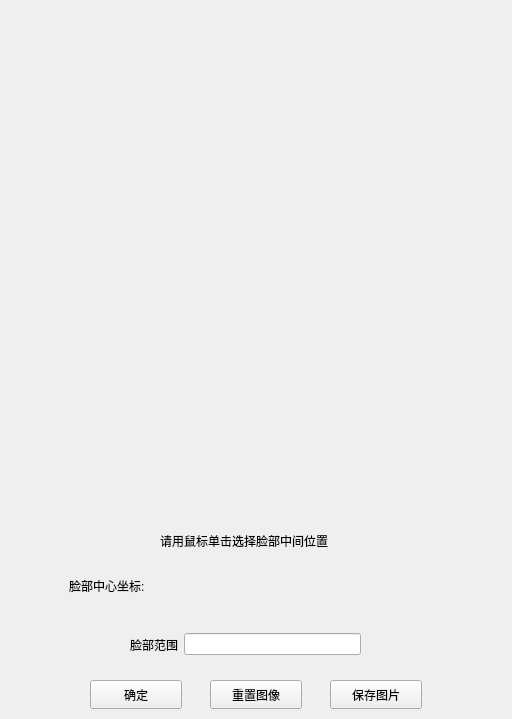
The window that ImageWithUI/face.ui (Obj4ct/ImageWithUI) describes before a commit, drawn with Qt 5.
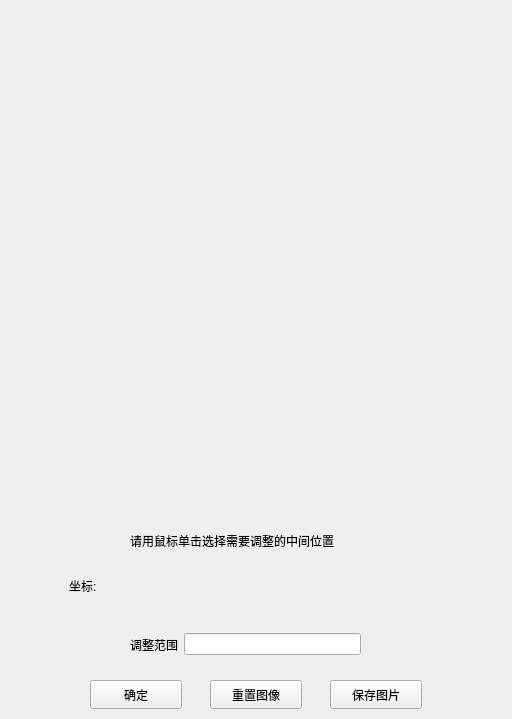
The same window after the commit.

Diff of the .ui file:
```diff
--- a/ImageWithUI/face.ui
+++ b/ImageWithUI/face.ui
@@ -52,7 +52,7 @@
     <item>
      <widget class="QLabel" name="label">
       <property name="text">
-       <string>脸部中心坐标:</string>
+       <string>坐标:</string>
       </property>
      </widget>
     </item>
@@ -81,14 +81,14 @@
   <widget class="QLabel" name="label_2">
    <property name="geometry">
     <rect>
-     <x>160</x>
+     <x>130</x>
      <y>520</y>
-     <width>211</width>
+     <width>281</width>
      <height>41</height>
     </rect>
    </property>
    <property name="text">
-    <string>请用鼠标单击选择脸部中间位置</string>
+    <string>请用鼠标单击选择需要调整的中间位置</string>
    </property>
   </widget>
   <widget class="QLabel" name="imageLabel">
@@ -129,7 +129,7 @@
     <item>
      <widget class="QLabel" name="label_6">
       <property name="text">
-       <string>脸部范围</string>
+       <string>调整范围</string>
       </property>
      </widget>
     </item>
```
